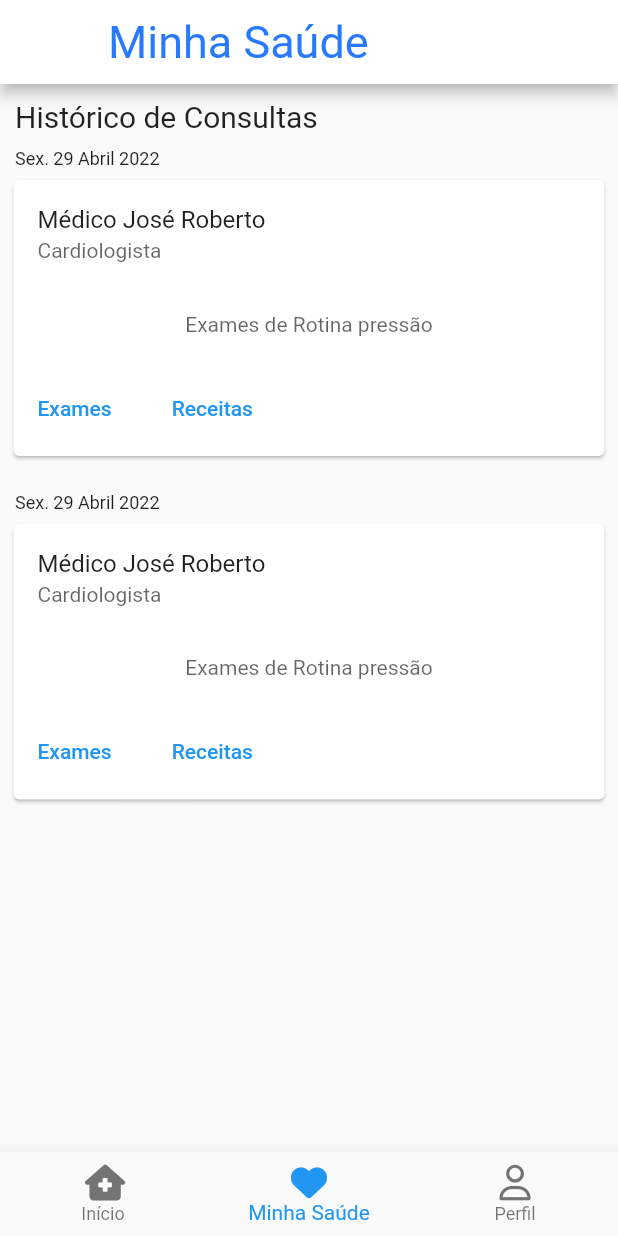
After one commit to heron03/salitu, a Flutter app: the MinhaSaude screen opened by its route, on a phone screen of 412 x 824 dp. The commit adds this screen. Run offline on Flutter 3.47's test engine with Material 2 defaults, Android fonts, the phone set to English and light mode, and no system bars; our stand-ins replace font_awesome_flutter.

Commit message:
tela da minha saúde

```diff
--- /dev/null
+++ b/lib/components/minha_saude.dart
@@ -0,0 +1,173 @@
+import 'package:flutter/material.dart';
+import 'package:font_awesome_flutter/font_awesome_flutter.dart';
+import 'package:salitu/constantes.dart';
+
+class MinhaSaude extends StatefulWidget {
+  MinhaSaude();
+
+  @override
+  _MinhaSaudeState createState() => _MinhaSaudeState();
+}
+
+class _MinhaSaudeState extends State<MinhaSaude> {
+  int _selectedIndex = 1;
+  void _onItemTapped(int index) {
+    setState(() {
+      Navigator.of(context).pushNamed(
+        navbarNavigator[index],
+      );
+    });
+  }
+
+  @override
+  Widget build(BuildContext context) {
+    return WillPopScope(
+      onWillPop: () async => false,
+      child: Scaffold(
+        appBar: AppBar(
+          title: Text('Minha Saúde'),
+          titleTextStyle: TextStyle(
+            color: Colors.blueAccent[400],
+            fontSize: 30,
+          ),
+        ),
+        body: SizedBox(
+          height: MediaQuery.of(context).size.height,
+          child: SingleChildScrollView(
+            child: Column(
+              children: [
+                Padding(
+                  padding: EdgeInsets.all(10),
+                  child: Row(
+                    children: <Widget>[
+                      Text(
+                        'Histórico de Consultas',
+                        textAlign: TextAlign.start,
+                        style: TextStyle(fontSize: 20),
+                      ),
+                    ],
+                  ),
+                ),
+                cardHistorico(),
+                cardHistorico(),
+              ],
+            ),
+          ),
+        ),
+        bottomNavigationBar: BottomNavigationBar(
+          items: const <BottomNavigationBarItem>[
+            BottomNavigationBarItem(
+              icon: Icon(FontAwesomeIcons.houseMedical),
+              label: 'Início',
+            ),
+            BottomNavigationBarItem(
+              icon: Icon(
+                FontAwesomeIcons.solidHeart,
+              ),
+              label: 'Minha Saúde',
+            ),
+            BottomNavigationBarItem(
+              icon: Icon(
+                FontAwesomeIcons.user,
+              ),
+              label: 'Perfil',
+            ),
+          ],
+          currentIndex: _selectedIndex,
+          selectedItemColor: Colors.blueAccent[300],
+          onTap: _onItemTapped,
+        ),
+      ),
+    );
+  }
+}
+
+Container cardComImagem(localImagem, corCard, textoCard) {
+  return Container(
+    decoration: BoxDecoration(
+      borderRadius: BorderRadius.circular(10),
+      color: corCard,
+    ),
+    margin: EdgeInsets.all(5),
+    child: Column(
+      children: [
+        Padding(
+          padding: EdgeInsets.only(top: 10),
+          child: Image.asset(
+            localImagem,
+            alignment: Alignment.topRight,
+            height: 250,
+          ),
+        ),
+        Padding(
+          padding: EdgeInsets.all(4),
+          child: Text(
+            textoCard,
+            style: TextStyle(
+              color: Colors.white,
+              fontSize: 16,
+            ),
+          ),
+        ),
+      ],
+    ),
+  );
+}
+
+Column cardHistorico() {
+  return Column(
+    children: [
+      Padding(
+        padding: EdgeInsets.only(left: 10),
+        child: Row(
+          children: <Widget>[
+            Text(
+              'Sex. 29 Abril 2022',
+              textAlign: TextAlign.start,
+              style: TextStyle(fontSize: 12),
+            ),
+          ],
+        ),
+      ),
+      Padding(
+        padding: EdgeInsets.fromLTRB(5, 3, 5, 20),
+        child: Card(
+          clipBehavior: Clip.antiAlias,
+          child: Column(
+            children: [
+              ListTile(
+                title: const Text('Médico José Roberto'),
+                subtitle: Text(
+                  'Cardiologista',
+                  style: TextStyle(color: Colors.black.withOpacity(0.6)),
+                ),
+              ),
+              Padding(
+                padding: const EdgeInsets.all(16.0),
+                child: Text(
+                  'Exames de Rotina pressão',
+                  style: TextStyle(color: Colors.black.withOpacity(0.6)),
+                ),
+              ),
+              ButtonBar(
+                alignment: MainAxisAlignment.start,
+                children: [
+                  TextButton(
+                    child: const Text('Exames'),
+                    onPressed: () {/* ... */},
+                  ),
+                  const SizedBox(width: 8),
+                  TextButton(
+                    child: const Text('Receitas'),
+                    onPressed: () {/* ... */},
+                  ),
+                  const SizedBox(width: 8),
+                ],
+              ),
+            ],
+          ),
+        ),
+      ),
+    ],
+  );
+}
--- /dev/null
+++ b/lib/constantes.dart
@@ -0,0 +1,4 @@
+List<String> navbarNavigator = [
+  '/components/inicio',
+  '/components/minha_saude',
+];
--- a/lib/main.dart
+++ b/lib/main.dart
@@ -1,5 +1,6 @@
 import 'package:flutter/material.dart';
 import 'package:salitu/components/inicio.dart';
+import 'package:salitu/components/minha_saude.dart';
 
 void main() {
   runApp(
@@ -11,6 +12,7 @@ void main() {
           appBarTheme: AppBarTheme(backgroundColor: Colors.white)),
       routes: {
         '/components/inicio': (context) => Inicio(),
+        '/components/minha_saude': (context) => MinhaSaude(),
       },
       initialRoute: '/components/inicio',
     ),
```
Also changed, not shown: lib/components/inicio.dart (+12 -4 lines).
